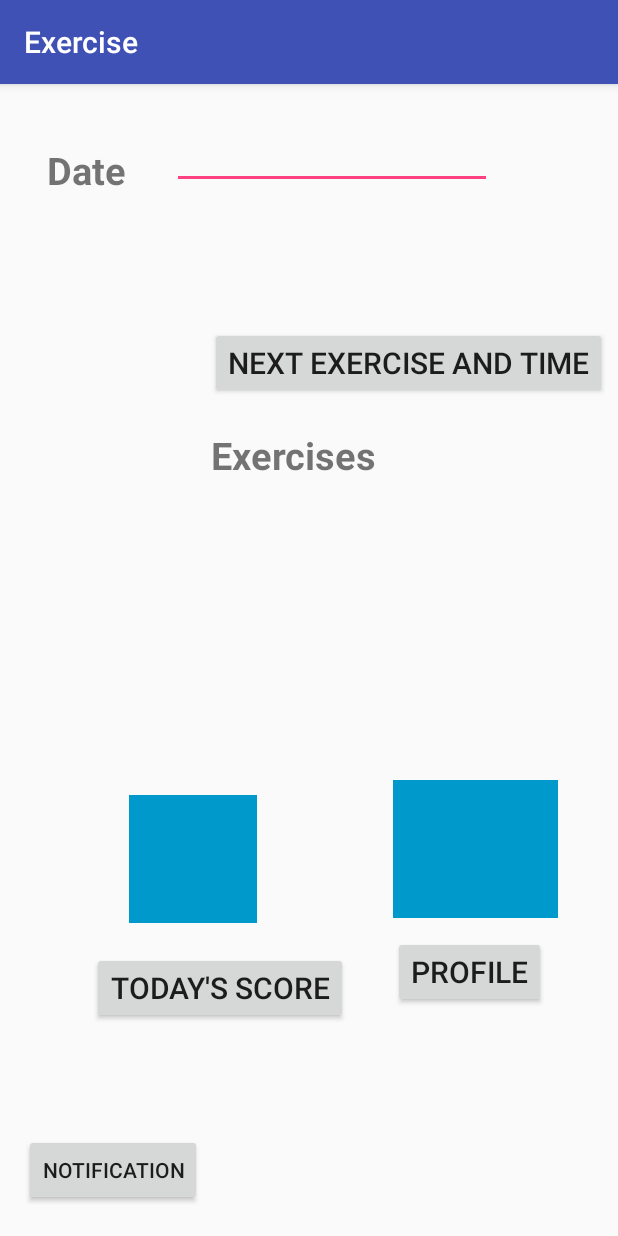
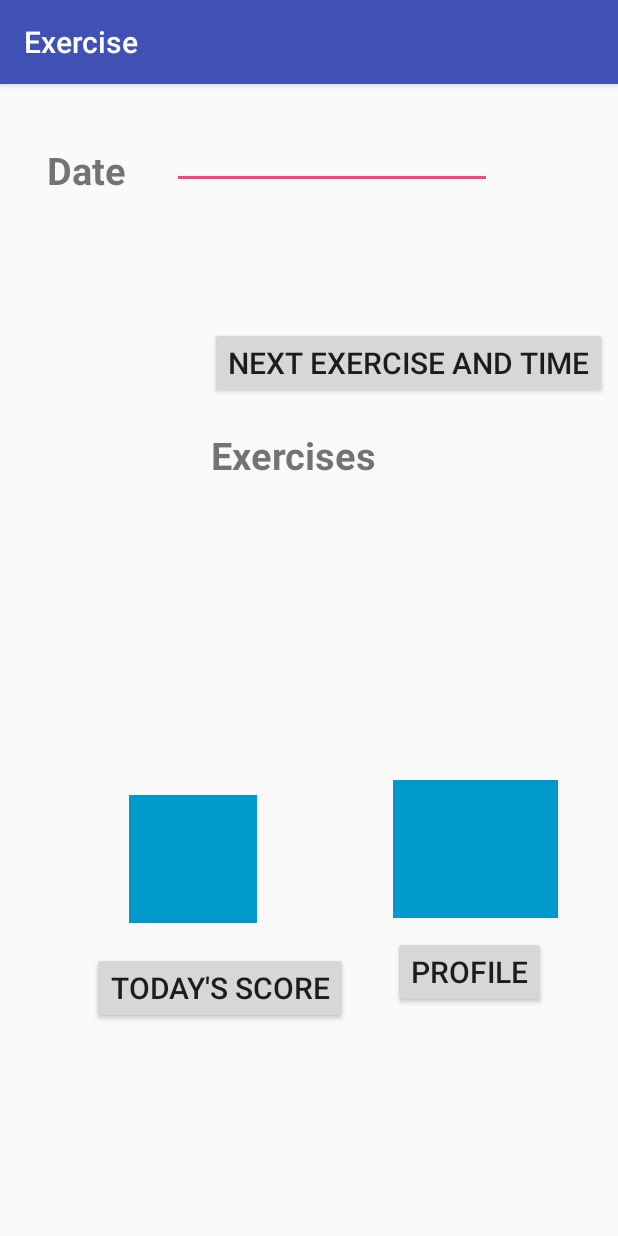
Before and after one commit to AppsForGoodExercise/Exercise, an Android app: the screen it shows after launch (MainActivity), on a phone screen of 412 x 824 dp. Run offline under Robolectric (Android 15) with nearby library versions, the light colour scheme and no system bars; 2 statements that could not run were skipped.

Commit message:
changed main activity xml

```diff
--- a/app/src/main/res/layout/activity_main.xml
+++ b/app/src/main/res/layout/activity_main.xml
@@ -134,15 +134,4 @@
         app:layout_constraintStart_toStartOf="parent"
         app:layout_constraintTop_toBottomOf="@+id/imageView2" />
 
-    <Button
-        android:id="@+id/notify"
-        android:layout_width="wrap_content"
-        android:layout_height="wrap_content"
-        android:layout_marginBottom="20dp"
-        android:layout_marginStart="16dp"
-        android:layout_marginLeft="16dp"
-        android:text="@string/notification"
-        app:layout_constraintBottom_toBottomOf="parent"
-        app:layout_constraintStart_toStartOf="parent" />
-
 </android.support.constraint.ConstraintLayout>
```
